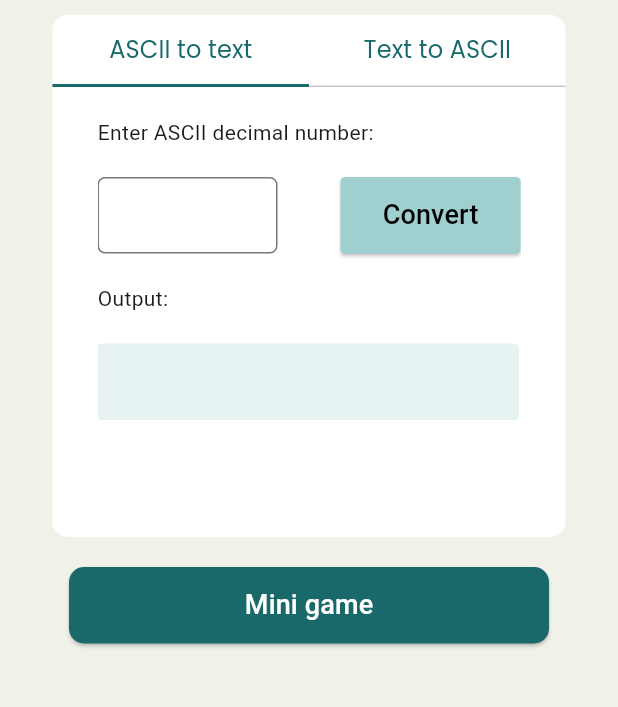
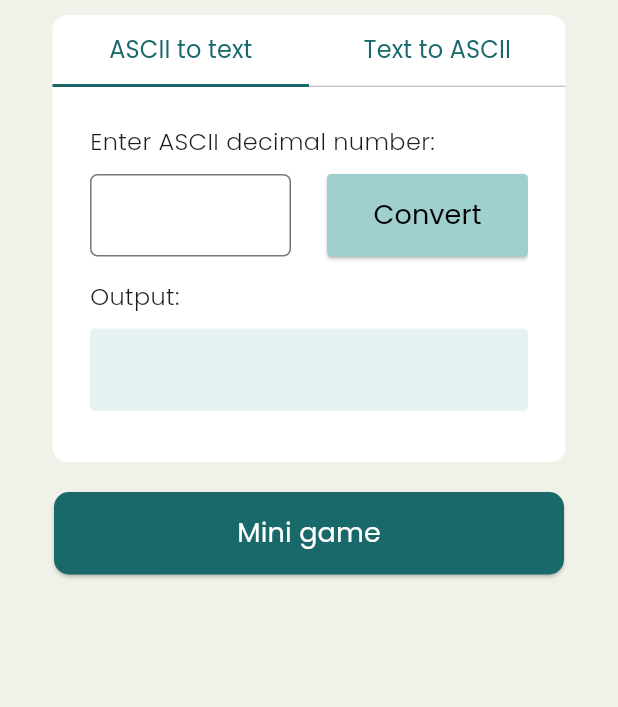
Before and after one commit to majatkaczyk/PIM, a Flutter app: the screen it shows after launch, on a phone screen of 412 x 824 dp, the part 153-860 px from its top. Run offline on Flutter 3.47's test engine with Material 3 defaults, Android fonts, the light colour scheme and no system bars.

Commit message:
finish styling converter

```diff
--- a/Flutter/lib/main.dart
+++ b/Flutter/lib/main.dart
@@ -1,4 +1,3 @@
-import 'dart:ui';
 
 import 'package:flutter/material.dart';
 import 'dart:math';
@@ -134,7 +133,7 @@ class _MyHomePageState extends State<MyHomePage> {
                   ),
                 ),
                 Container(
-                  padding: const EdgeInsets.symmetric(horizontal: 30.0),
+                  padding: const EdgeInsets.symmetric(horizontal: 25.0),
                   decoration: const BoxDecoration(
                     borderRadius: BorderRadius.only(
                         bottomLeft: Radius.circular(10.0),
@@ -142,7 +141,7 @@ class _MyHomePageState extends State<MyHomePage> {
                     color: Color(0xffffffff),
                   ),
                   child: SizedBox(
-                    height: 300,
+                    height: 250,
                     child: TabBarView(
                       children: <Widget>[
                         Column(
@@ -150,23 +149,33 @@ class _MyHomePageState extends State<MyHomePage> {
                             crossAxisAlignment: CrossAxisAlignment.start,
                             children: [
                               const Padding(
-                                  padding: EdgeInsets.symmetric(
-                                      vertical: 20.0),
-                                  child: Text("Enter ASCII decimal number:")),
+                                  padding: EdgeInsets.only(top: 25, bottom: 10),
+                                  child: Text(
+                                    "Enter ASCII decimal number:",
+                                    style: TextStyle(
+                                        fontSize: 16,
+                                        fontFamily: 'Poppins',
+                                        fontWeight: FontWeight.w300
+                                    ),
+                                  ),
+                                  ),
                               Row(
                                 mainAxisAlignment:
                                 MainAxisAlignment.spaceBetween,
                                 children: <Widget>[
                                   SizedBox(
-                                    width: 120,
-                                    height: 51,
+                                    width: 134,
+                                    height: 55,
                                     child: TextField(
                                       keyboardType: TextInputType.number,
                                       controller: asciiController,
                                       decoration: const InputDecoration(
                                         border: OutlineInputBorder(
                                             borderRadius: BorderRadius.all(
-                                                Radius.circular(5.0))),
+                                                Radius.circular(5.0)),
+                                          borderSide: BorderSide(color: Color(0xff19686A), width: 1.0, style: BorderStyle.solid)
+                                        ),
+
                                       ),
                                     ),
                                   ),
@@ -175,7 +184,7 @@ class _MyHomePageState extends State<MyHomePage> {
                                     style: ElevatedButton.styleFrom(
                                       backgroundColor:
                                       const Color(0xffA0CFD0),
-                                      minimumSize: const Size(120, 51),
+                                      minimumSize: const Size(134, 55),
                                       shape: RoundedRectangleBorder(
                                         borderRadius: BorderRadius.circular(3),
                                       ),
@@ -185,18 +194,21 @@ class _MyHomePageState extends State<MyHomePage> {
                                       style: TextStyle(
                                         fontSize: 18,
                                         color: Colors.black,
+                                          fontFamily: 'Poppins',
+                                          fontWeight: FontWeight.w500
                                       ),
                                     ),
                                   ),
                                 ],
                               ),
                               const Padding(
-                                  padding: EdgeInsets.symmetric(
-                                      vertical: 20.0),
-                                  child: Text("Output:")),
+                                  padding: EdgeInsets.only(top: 15, bottom: 10),
+                                  child: Text("Output:", style: TextStyle(fontSize: 16,
+                                      fontFamily: 'Poppins',
+                                      fontWeight: FontWeight.w300),)),
                               Container(
-                                width: 281,
-                                height: 51,
+                                width: 300,
+                                height: 55,
                                 decoration: const BoxDecoration(
                                     color: Color(0xffE7F3F3),
                                     borderRadius: BorderRadius.all(
@@ -215,23 +227,30 @@ class _MyHomePageState extends State<MyHomePage> {
                             crossAxisAlignment: CrossAxisAlignment.start,
                             children: [
                               const Padding(
-                                  padding: EdgeInsets.symmetric(
-                                      vertical: 20.0),
-                                  child: Text("Enter text:")),
+                                  padding: EdgeInsets.only(top: 25, bottom: 10),
+                                  child: Text(
+                                      "Enter text:",
+                                      style: TextStyle(
+                                          fontSize: 16,
+                                          fontFamily: 'Poppins',
+                                          fontWeight: FontWeight.w300
+                                      ),
+                                    )),
                               Row(
                                 mainAxisAlignment:
                                 MainAxisAlignment.spaceBetween,
                                 children: <Widget>[
                                   SizedBox(
-                                    width: 120,
-                                    height: 51,
+                                    width: 134,
+                                    height: 55,
                                     child: TextField(
                                       keyboardType: TextInputType.text,
                                       controller: asciiController,
                                       decoration: const InputDecoration(
                                         border: OutlineInputBorder(
                                             borderRadius: BorderRadius.all(
-                                                Radius.circular(5.0))),
+                                                Radius.circular(5.0)),
+                                            borderSide: BorderSide(color: Color(0xff19686A), width: 1.0, style: BorderStyle.solid)),
                                       ),
                                     ),
                                   ),
@@ -240,7 +259,7 @@ class _MyHomePageState extends State<MyHomePage> {
                                     style: ElevatedButton.styleFrom(
                                       backgroundColor:
                                       const Color(0xffA0CFD0),
-                                      minimumSize: const Size(120, 51),
+                                      minimumSize: const Size(134, 55),
                                       shape: RoundedRectangleBorder(
                                         borderRadius: BorderRadius.circular(3),
                                       ),
@@ -250,6 +269,8 @@ class _MyHomePageState extends State<MyHomePage> {
                                       style: TextStyle(
                                         fontSize: 18,
                                         color: Colors.black,
+                                          fontFamily: 'Poppins',
+                                          fontWeight: FontWeight.w500
                                       ),
                                     ),
                                   )
@@ -260,8 +281,8 @@ class _MyHomePageState extends State<MyHomePage> {
                                       vertical: 20.0),
                                   child: Text("Output:")),
                               Container(
-                                width: 281,
-                                height: 51,
+                                width: 300,
+                                height: 55,
                                 decoration: const BoxDecoration(
                                     color: Color(0xffE7F3F3),
                                     borderRadius: BorderRadius.all(
@@ -289,13 +310,16 @@ class _MyHomePageState extends State<MyHomePage> {
                           shape: RoundedRectangleBorder(
                             borderRadius: BorderRadius.circular(10),
                           ),
-                          minimumSize: const Size(320, 51),
+                          minimumSize: const Size(340, 55),
                         ),
                         child: const Text(
                           'Mini game',
                           style: TextStyle(
                             fontSize: 18,
                             color: Colors.white,
+                              fontFamily: 'Poppins',
+                              fontWeight: FontWeight.w500
+
                           ),
                         ),
                       )),
@@ -431,7 +455,7 @@ class _MyMiniGameState extends State<MyMiniGame> {
                   ),
                 ),
                 Container(
-                  padding: const EdgeInsets.symmetric(horizontal: 30.0),
+                  padding: const EdgeInsets.symmetric(horizontal: 25.0),
                   decoration: const BoxDecoration(
                     borderRadius: BorderRadius.only(
                         bottomLeft: Radius.circular(10.0),
```
